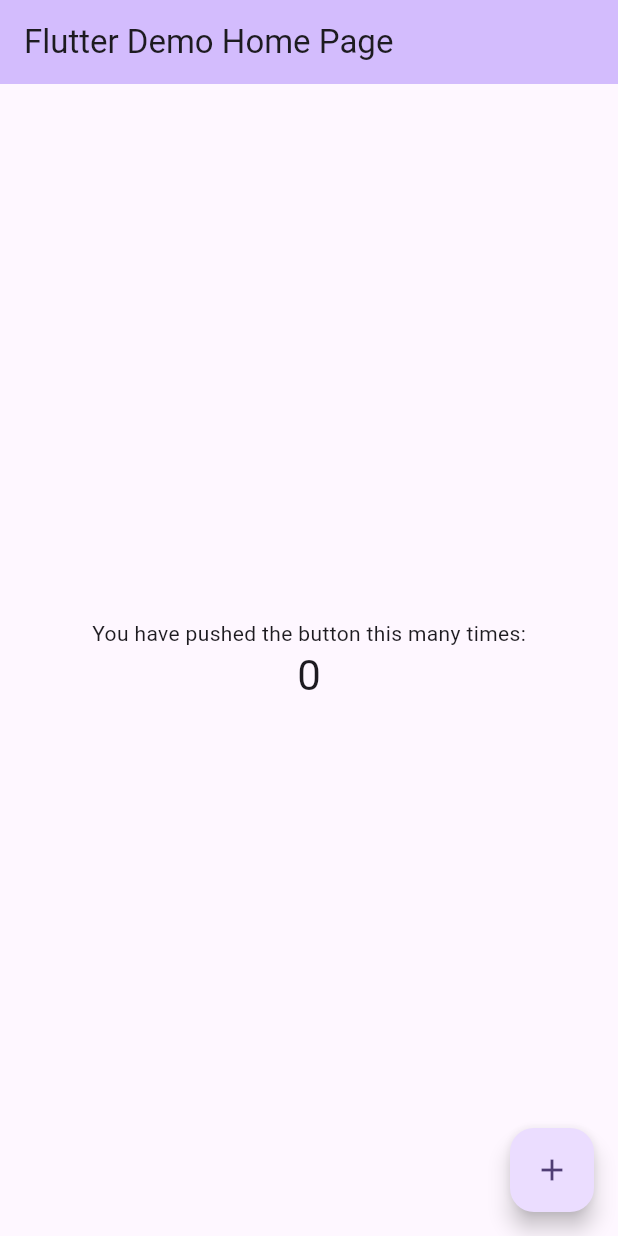
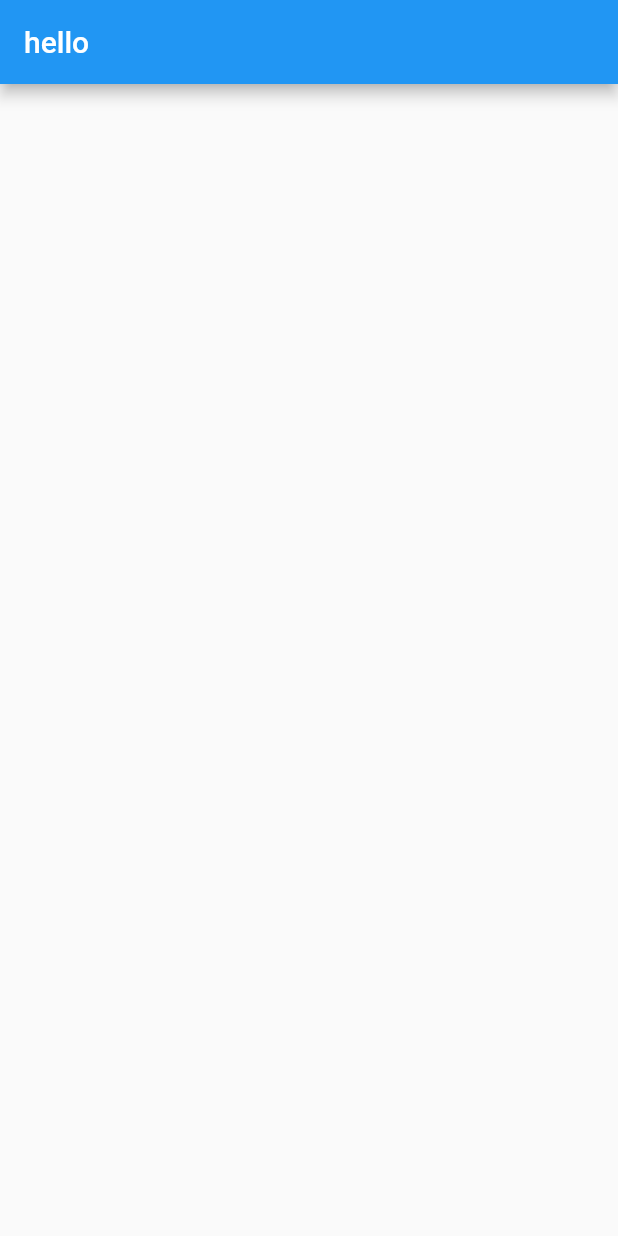
Before and after one commit to tjdrkr2580/towe, a Flutter app: the screen it shows after launch, on a phone screen of 412 x 824 dp. Run offline on Flutter 3.47's test engine with Material 2 defaults, Android fonts, the light colour scheme and no system bars.

Commit message:
add : Scaffold

```diff
--- a/lib/main.dart
+++ b/lib/main.dart
@@ -1,4 +1,5 @@
 import 'package:flutter/material.dart';
+import 'package:towe/screens/home_screen.dart';
 
 void main() {
   runApp(const MyApp());
@@ -11,115 +12,12 @@ class MyApp extends StatelessWidget {
   @override
   Widget build(BuildContext context) {
     return MaterialApp(
-      title: 'Flutter Demo',
-      theme: ThemeData(
-        // This is the theme of your application.
-        //
-        // TRY THIS: Try running your application with "flutter run". You'll see
-        // the application has a blue toolbar. Then, without quitting the app,
-        // try changing the seedColor in the colorScheme below to Colors.green
-        // and then invoke "hot reload" (save your changes or press the "hot
-        // reload" button in a Flutter-supported IDE, or press "r" if you used
-        // the command line to start the app).
-        //
-        // Notice that the counter didn't reset back to zero; the application
-        // state is not lost during the reload. To reset the state, use hot
-        // restart instead.
-        //
-        // This works for code too, not just values: Most code changes can be
-        // tested with just a hot reload.
-        colorScheme: ColorScheme.fromSeed(seedColor: Colors.deepPurple),
-        useMaterial3: true,
+      home: Scaffold(
+        appBar: AppBar(
+          title: const Text('hello'),
+        ),
+        body: const HomeScreen(),
       ),
-      home: const MyHomePage(title: 'Flutter Demo Home Page'),
     );
   }
 }
-
-class MyHomePage extends StatefulWidget {
-  const MyHomePage({super.key, required this.title});
-
-  // This widget is the home page of your application. It is stateful, meaning
-  // that it has a State object (defined below) that contains fields that affect
-  // how it looks.
-
-  // This class is the configuration for the state. It holds the values (in this
-  // case the title) provided by the parent (in this case the App widget) and
-  // used by the build method of the State. Fields in a Widget subclass are
-  // always marked "final".
-
-  final String title;
-
-  @override
-  State<MyHomePage> createState() => _MyHomePageState();
-}
-
-class _MyHomePageState extends State<MyHomePage> {
-  int _counter = 0;
-
-  void _incrementCounter() {
-    setState(() {
-      // This call to setState tells the Flutter framework that something has
-      // changed in this State, which causes it to rerun the build method below
-      // so that the display can reflect the updated values. If we changed
-      // _counter without calling setState(), then the build method would not be
-      // called again, and so nothing would appear to happen.
-      _counter++;
-    });
-  }
-
-  @override
-  Widget build(BuildContext context) {
-    // This method is rerun every time setState is called, for instance as done
-    // by the _incrementCounter method above.
-    //
-    // The Flutter framework has been optimized to make rerunning build methods
-    // fast, so that you can just rebuild anything that needs updating rather
-    // than having to individually change instances of widgets.
-    return Scaffold(
-      appBar: AppBar(
-        // TRY THIS: Try changing the color here to a specific color (to
-        // Colors.amber, perhaps?) and trigger a hot reload to see the AppBar
-        // change color while the other colors stay the same.
-        backgroundColor: Theme.of(context).colorScheme.inversePrimary,
-        // Here we take the value from the MyHomePage object that was created by
-        // the App.build method, and use it to set our appbar title.
-        title: Text(widget.title),
-      ),
-      body: Center(
-        // Center is a layout widget. It takes a single child and positions it
-        // in the middle of the parent.
-        child: Column(
-          // Column is also a layout widget. It takes a list of children and
-          // arranges them vertically. By default, it sizes itself to fit its
-          // children horizontally, and tries to be as tall as its parent.
-          //
-          // Column has various properties to control how it sizes itself and
-          // how it positions its children. Here we use mainAxisAlignment to
-          // center the children vertically; the main axis here is the vertical
-          // axis because Columns are vertical (the cross axis would be
-          // horizontal).
-          //
-          // TRY THIS: Invoke "debug painting" (choose the "Toggle Debug Paint"
-          // action in the IDE, or press "p" in the console), to see the
-          // wireframe for each widget.
-          mainAxisAlignment: MainAxisAlignment.center,
-          children: <Widget>[
-            const Text(
-              'You have pushed the button this many times:',
-            ),
-            Text(
-              '$_counter',
-              style: Theme.of(context).textTheme.headlineMedium,
-            ),
-          ],
-        ),
-      ),
-      floatingActionButton: FloatingActionButton(
-        onPressed: _incrementCounter,
-        tooltip: 'Increment',
-        child: const Icon(Icons.add),
-      ), // This trailing comma makes auto-formatting nicer for build methods.
-    );
-  }
-}
--- /dev/null
+++ b/lib/screens/home_screen.dart
@@ -0,0 +1,15 @@
+import 'package:flutter/material.dart';
+
+class HomeScreen extends StatefulWidget {
+  const HomeScreen({super.key});
+
+  @override
+  State<HomeScreen> createState() => _HomeScreenState();
+}
+
+class _HomeScreenState extends State<HomeScreen> {
+  @override
+  Widget build(BuildContext context) {
+    return Container();
+  }
+}
```
